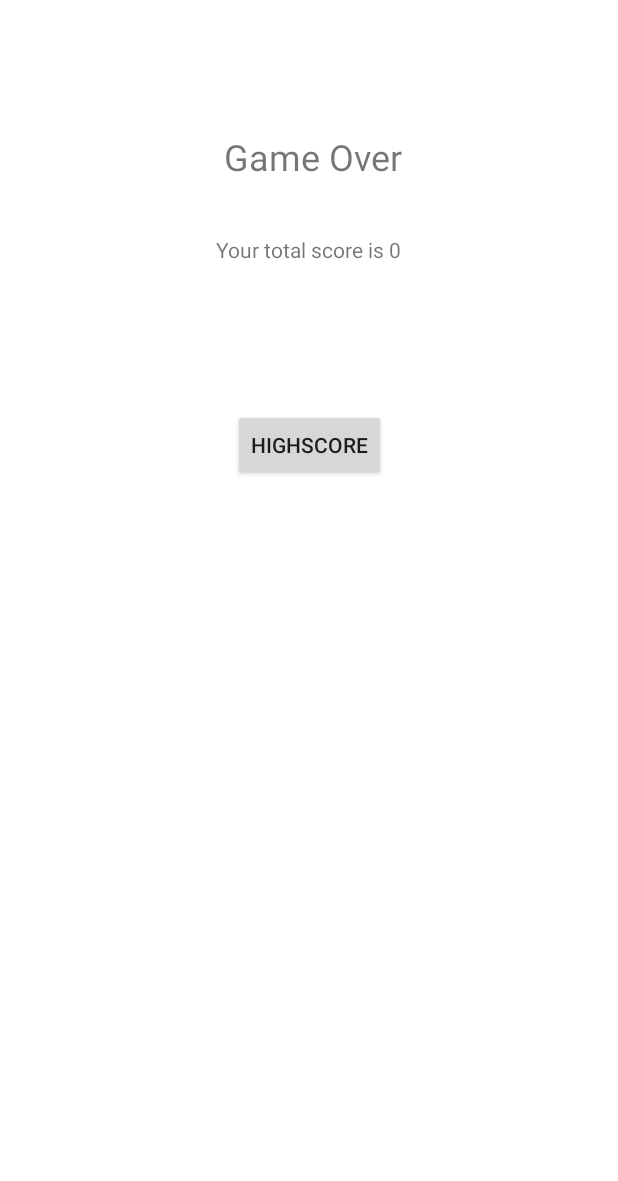
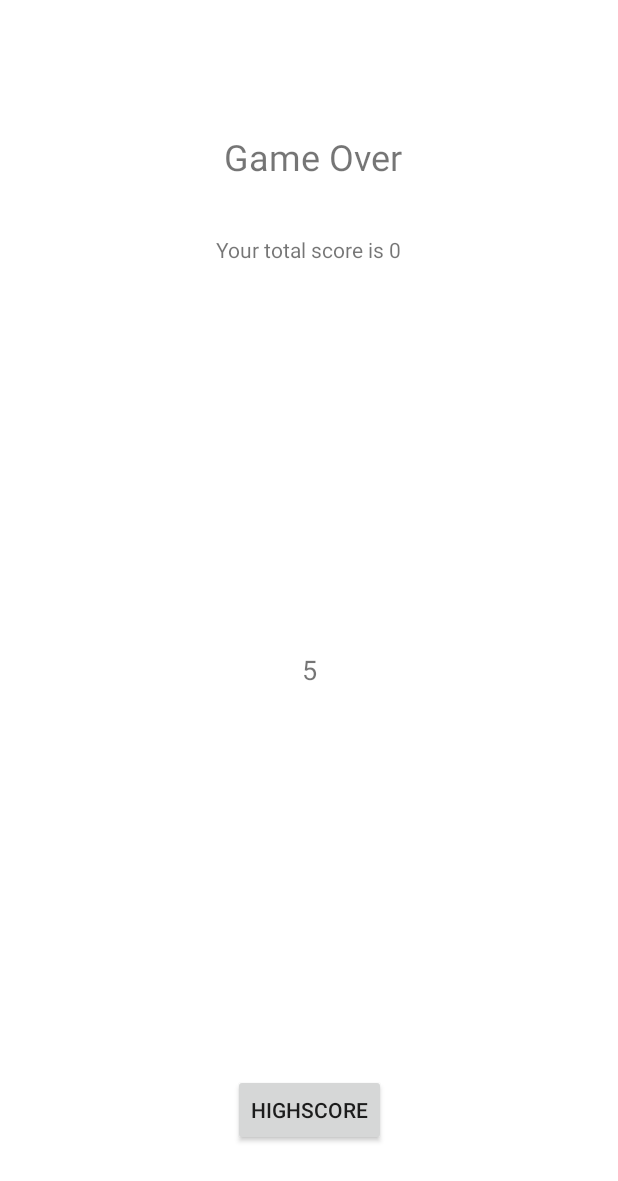
Before and after one commit to rchorngren/uznair, an Android app: the fragment IncorrectFragment placed in its activity, on a phone screen of 412 x 824 dp. Shown: the top 1181 px of the screen. Run offline under Robolectric (Android 15) with nearby library versions, the light colour scheme and no system bars; 2 statements that could not run were skipped.

Commit message:
Made the score variable more understandable for user, refactor code to be more uniform

```diff
--- a/app/src/main/java/com/example/uznair/CorrectFragment.kt
+++ b/app/src/main/java/com/example/uznair/CorrectFragment.kt
@@ -28,8 +28,7 @@ class CorrectFragment : Fragment() {
         }
 
         correctCard = view.findViewById(R.id.correctCard)
-        var correctNumber = (activity as GameActivity).newRandomNumber.toString()
-        correctCard.text = correctNumber
+        correctCard.text = (activity as GameActivity).newRandomNumber.toString()
 
         return view
     }
--- a/app/src/main/java/com/example/uznair/GameActivity.kt
+++ b/app/src/main/java/com/example/uznair/GameActivity.kt
@@ -49,13 +49,13 @@ class GameActivity : AppCompatActivity() {
         initialNumber.text = initialRandomNumber.toString()
         newNumber = findViewById(R.id.newNumber)
         score = findViewById(R.id.score)
-        score.text = playerScore.toString()
+        score.text = getString(R.string.score, playerScore.toString())
     }
 
     fun guessHigher() {
         if(initialRandomNumber < newRandomNumber) {
             playerScore++
-            score.text = playerScore.toString()
+            score.text = getString(R.string.score, playerScore.toString())
             displayCorrectFragment()
         }
         else {
@@ -67,7 +67,7 @@ class GameActivity : AppCompatActivity() {
     fun guessLower() {
         if(initialRandomNumber > newRandomNumber) {
             playerScore++
-            score.text = playerScore.toString()
+            score.text = getString(R.string.score, playerScore.toString())
             displayCorrectFragment()
         }
         else {
--- a/app/src/main/java/com/example/uznair/IncorrectFragment.kt
+++ b/app/src/main/java/com/example/uznair/IncorrectFragment.kt
@@ -12,7 +12,8 @@ import androidx.fragment.app.Fragment
 class IncorrectFragment : Fragment() {
 
     lateinit var totalScore : TextView
-    // lateinit var highScoreButton : Button
+    lateinit var newCard : TextView
+    lateinit var highScoreButton : Button
 
     override fun onCreateView(
         inflater: LayoutInflater,
@@ -23,10 +24,14 @@ class IncorrectFragment : Fragment() {
 
         val view = inflater.inflate(R.layout.fragment_incorrect, container, false)
         totalScore = view.findViewById(R.id.totalScoreView)
+        newCard = view.findViewById(R.id.newCard)
+
         var playerScore = (activity as GameActivity).playerScore.toString()
+
         totalScore.text = getString(R.string.total_score, playerScore)
+        newCard.text = (activity as GameActivity).newRandomNumber.toString()
 
-        var highScoreButton = view.findViewById<Button>(R.id.gameOverHighScoreButton)
+        highScoreButton = view.findViewById(R.id.gameOverHighScoreButton)
 
         highScoreButton.setOnClickListener {
             (activity as GameActivity).goToHighScore()
--- a/app/src/main/res/layout/activity_game.xml
+++ b/app/src/main/res/layout/activity_game.xml
@@ -53,10 +53,10 @@
 
             <TextView
                 android:id="@+id/newNumber"
-                android:layout_width="100dp"
+                android:layout_width="wrap_content"
                 android:layout_height="20dp"
                 android:layout_marginTop="213dp"
-                android:layout_marginEnd="65dp"
+                android:layout_marginEnd="76dp"
                 android:text="@string/card_backside"
                 android:textAlignment="center"
                 app:layout_constraintEnd_toEndOf="parent"
@@ -72,7 +72,8 @@
                 android:text="TextView"
                 app:layout_constraintEnd_toEndOf="parent"
                 app:layout_constraintStart_toStartOf="parent"
-                app:layout_constraintTop_toTopOf="parent" />
+                app:layout_constraintTop_toTopOf="parent"
+                tools:text="@string/score" />
         </androidx.constraintlayout.widget.ConstraintLayout>
     </FrameLayout>
 
--- a/app/src/main/res/layout/activity_main.xml
+++ b/app/src/main/res/layout/activity_main.xml
@@ -64,4 +64,5 @@
         app:layout_constraintEnd_toEndOf="parent"
         app:layout_constraintHorizontal_bias="0.8"
         app:layout_constraintStart_toStartOf="parent" />
+
 </androidx.constraintlayout.widget.ConstraintLayout>
--- a/app/src/main/res/layout/fragment_incorrect.xml
+++ b/app/src/main/res/layout/fragment_incorrect.xml
@@ -5,17 +5,6 @@
     android:layout_width="match_parent"
     android:layout_height="match_parent"
     android:background="#FFFFFF">
-
-    <FrameLayout
-        android:layout_width="match_parent"
-        android:layout_height="match_parent"
-        android:background="#FFFFFF"
-        app:layout_constraintBottom_toBottomOf="parent"
-        app:layout_constraintEnd_toEndOf="parent"
-        app:layout_constraintStart_toStartOf="parent"
-        app:layout_constraintTop_toTopOf="parent">
-
-    </FrameLayout>
 
     <TextView
         android:id="@+id/textView2"
@@ -35,13 +24,11 @@
         android:id="@+id/gameOverHighScoreButton"
         android:layout_width="wrap_content"
         android:layout_height="wrap_content"
-        android:layout_marginStart="162dp"
-        android:layout_marginTop="152dp"
-        android:layout_marginEnd="162dp"
+        android:layout_marginBottom="60dp"
         android:text="@string/highscore_button"
+        app:layout_constraintBottom_toBottomOf="parent"
         app:layout_constraintEnd_toEndOf="parent"
-        app:layout_constraintStart_toStartOf="parent"
-        app:layout_constraintTop_toBottomOf="@+id/textView2" />
+        app:layout_constraintStart_toStartOf="parent" />
 
     <TextView
         android:id="@+id/totalScoreView"
@@ -56,4 +43,15 @@
         app:layout_constraintTop_toBottomOf="@+id/textView2"
         tools:text="@string/total_score" />
 
+    <TextView
+        android:id="@+id/newCard"
+        android:layout_width="wrap_content"
+        android:layout_height="wrap_content"
+        android:text="TextView"
+        android:textSize="18sp"
+        app:layout_constraintBottom_toTopOf="@+id/gameOverHighScoreButton"
+        app:layout_constraintEnd_toEndOf="parent"
+        app:layout_constraintStart_toStartOf="parent"
+        app:layout_constraintTop_toBottomOf="@+id/totalScoreView" />
+
 </androidx.constraintlayout.widget.ConstraintLayout>
--- a/app/src/main/res/values/strings.xml
+++ b/app/src/main/res/values/strings.xml
@@ -8,6 +8,7 @@
     <string name="play_button">Play</string>
     <string name="highscore_button">Highscore</string>
 
+    <string name="score">Score: %1$s</string>
     <string name="up_button">Higher</string>
     <string name="down_button">Lower</string>
     <string name="another_button">Another round</string>
```
Also changed, not shown: 1 other file.
